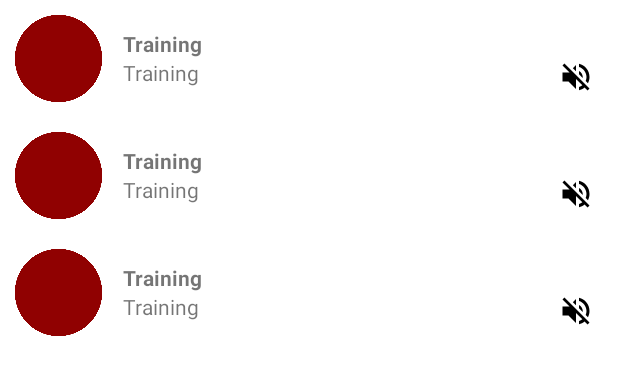
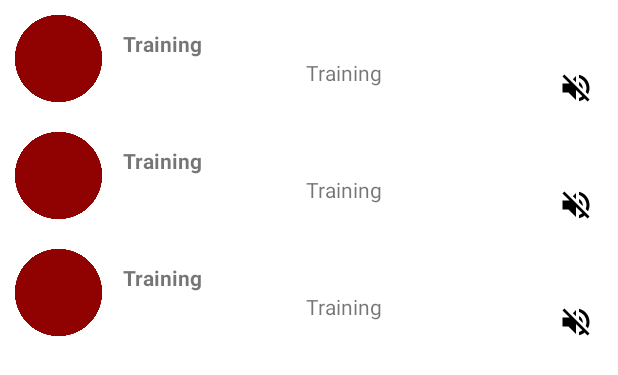
Before and after one commit to calmwalija/Training, an Android app: the layout activity_main.xml on its own in the app's theme, with its tools: preview values and no code run, on a phone screen of 412 x 824 dp. Shown: the top 375 px of the screen. Run offline under Robolectric (Android 15) with nearby library versions, the phone set to English and light mode, and no system bars.

```diff
--- a/app/src/main/java/org/apphatchery/training/data/local/MessageDao.kt
+++ b/app/src/main/java/org/apphatchery/training/data/local/MessageDao.kt
@@ -4,6 +4,7 @@ import androidx.room.Dao
 import androidx.room.Delete
 import androidx.room.Query
 import androidx.room.Upsert
+import kotlinx.coroutines.flow.Flow
 
 @Dao
 interface MessageDao {
@@ -15,7 +16,7 @@ interface MessageDao {
     suspend fun delete(message: MessageEntity)
 
     @Query("SELECT * FROM MessageEntity")
-    suspend fun query(): List<MessageEntity>
+    fun query(): Flow<List<MessageEntity>>
 
 
 }
--- a/app/src/main/java/org/apphatchery/training/domain/repository/Repository.kt
+++ b/app/src/main/java/org/apphatchery/training/domain/repository/Repository.kt
@@ -1,5 +1,6 @@
 package org.apphatchery.training.domain.repository
 
+import kotlinx.coroutines.flow.Flow
 import org.apphatchery.training.data.local.MessageEntity
 
 interface Repository {
@@ -8,6 +9,6 @@ interface Repository {
 
     suspend fun delete(message: MessageEntity)
 
-    suspend fun query(): List<MessageEntity>
+    fun query(): Flow<List<MessageEntity>>
 
 }
--- a/app/src/main/java/org/apphatchery/training/ui/MainViewModel.kt
+++ b/app/src/main/java/org/apphatchery/training/ui/MainViewModel.kt
@@ -26,10 +26,6 @@ class MainViewModel @Inject constructor(
         }
     }
 
-    fun query() {
-        viewModelScope.launch {
-            repository.query()
-        }
-    }
+    val query = repository.query()
 
 }
--- a/app/src/main/res/layout/activity_main_item.xml
+++ b/app/src/main/res/layout/activity_main_item.xml
@@ -44,7 +44,7 @@
 
         <TextView
             android:id="@+id/tv_msg_preview"
-            android:layout_width="0dp"
+            android:layout_width="wrap_content"
             android:layout_height="wrap_content"
             android:ellipsize="end"
             android:maxLines="1"
@@ -62,7 +62,7 @@
             android:layout_marginEnd="16dp"
             app:layout_constraintBottom_toBottomOf="@+id/img_mute"
             app:layout_constraintEnd_toEndOf="parent"
-            app:layout_constraintTop_toTopOf="parent"
+            app:layout_constraintTop_toTopOf="@+id/tv_tiltle"
             app:layout_constraintVertical_bias="0.4" />
 
         <ImageView
@@ -70,6 +70,8 @@
             setVisibility="@{message.isMuted}"
             android:layout_width="wrap_content"
             android:layout_height="wrap_content"
+            android:layout_marginTop="8dp"
+            app:layout_constraintBottom_toBottomOf="@+id/tv_msg_preview"
             app:layout_constraintEnd_toEndOf="@+id/tv_timestamp"
             app:layout_constraintStart_toEndOf="@+id/tv_tiltle"
             app:layout_constraintTop_toBottomOf="@+id/tv_timestamp"
```
Also changed, not shown: app/src/main/java/org/apphatchery/training/Mapper.kt (added, +9 -0 lines), app/src/main/java/org/apphatchery/training/data/local/repository/RepositoryImpl.kt (+4 -3 lines), app/src/main/java/org/apphatchery/training/ui/MainActivity.kt (+11 -2 lines).
